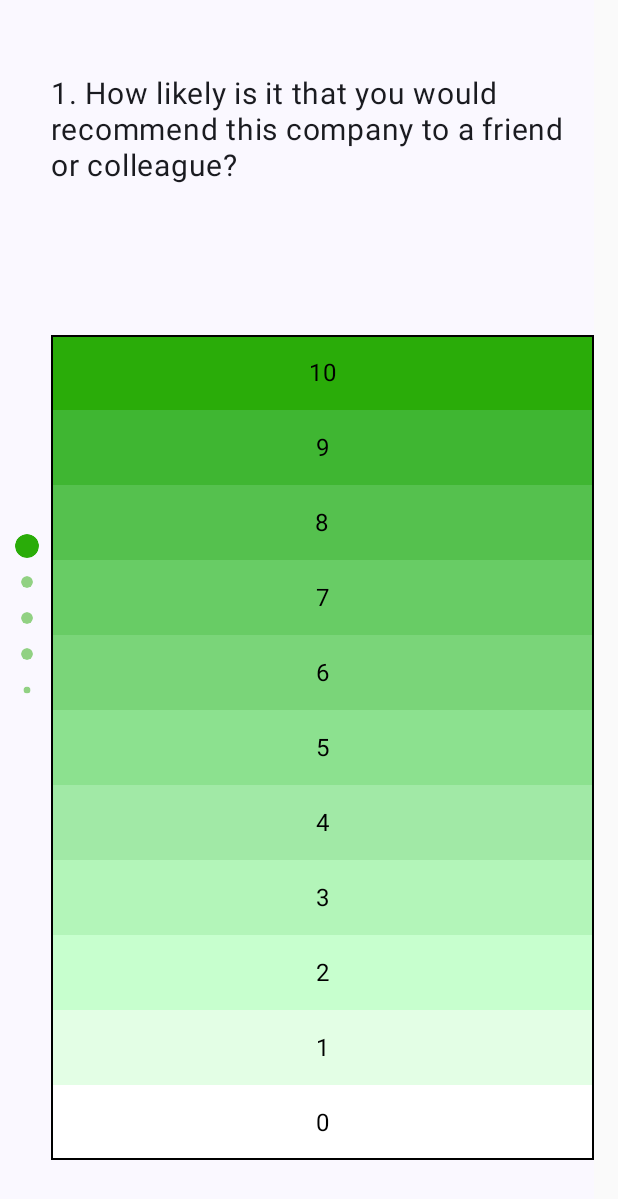
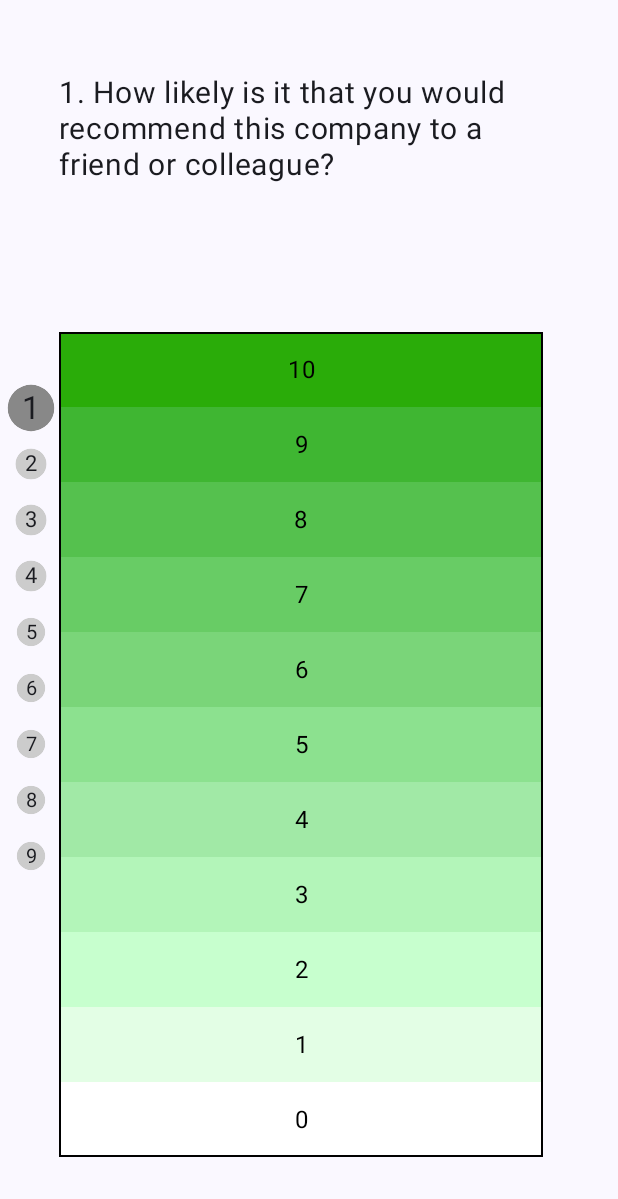
Before and after one commit to idebasishbose/MobileSurvey, an Android app built with Jetpack Compose: the screen it shows after launch (MainActivity), on a phone screen of 412 x 824 dp. Shown: the top 1199 px of the screen. Run offline under Robolectric (Android 15) with nearby library versions, the phone set to English and light mode, and no system bars.

Commit message:
Working version, 08-03-2024

```diff
--- a/app/src/main/java/com/mobile/survey/MainActivity.kt
+++ b/app/src/main/java/com/mobile/survey/MainActivity.kt
@@ -4,34 +4,17 @@ import android.os.Bundle
 import androidx.activity.ComponentActivity
 import androidx.activity.compose.setContent
 import androidx.compose.foundation.ExperimentalFoundationApi
-import androidx.compose.foundation.layout.Box
-import androidx.compose.foundation.layout.Row
-import androidx.compose.foundation.layout.Spacer
 import androidx.compose.foundation.layout.fillMaxSize
-import androidx.compose.foundation.layout.padding
-import androidx.compose.foundation.layout.width
-import androidx.compose.foundation.layout.wrapContentHeight
-import androidx.compose.foundation.pager.PageSize
-import androidx.compose.foundation.pager.VerticalPager
-import androidx.compose.foundation.pager.rememberPagerState
 import androidx.compose.material3.MaterialTheme
 import androidx.compose.material3.Surface
 import androidx.compose.runtime.Composable
-import androidx.compose.ui.Alignment
 import androidx.compose.ui.Modifier
 import androidx.compose.ui.tooling.preview.Preview
-import androidx.compose.ui.unit.dp
-import com.mobile.survey.surveypage.IndicatorOrientation
-import com.mobile.survey.surveypage.PagerIndicator
-import com.mobile.survey.surveypage.SurveyPage
-import com.mobile.survey.surveypage.model.ScaleType
-import com.mobile.survey.surveypage.model.SurveyPageState
-import com.mobile.survey.surveypage.model.SurveyPagesState
-import com.mobile.survey.surveypage.model.positiveList
-import com.mobile.survey.surveypage.model.surveyPagesState
+import com.mobile.survey.surveypage.SurveyPageView
 import com.mobile.survey.ui.theme.MobileSurveyTheme
 
 class MainActivity : ComponentActivity() {
+    @OptIn(ExperimentalFoundationApi::class)
     override fun onCreate(savedInstanceState: Bundle?) {
         super.onCreate(savedInstanceState)
         setContent {
@@ -39,53 +22,16 @@ class MainActivity : ComponentActivity() {
                 // A surface container using the 'background' color from the theme
                 Surface(
                     modifier = Modifier
-                        .fillMaxSize()
-                        .padding(end = 16.dp),
+                        .fillMaxSize(),
                     color = MaterialTheme.colorScheme.background
                 ) {
-
-                    Row(
-                        modifier = Modifier.fillMaxSize(),
-                        verticalAlignment = Alignment.CenterVertically
-                    ) {
-                        SurveyPagesCarousel(surveyPagesCarouselState = surveyPagesState())
-                    }
+                    SurveyPageView()
                 }
             }
         }
     }
-}
-
-@OptIn(ExperimentalFoundationApi::class)
-@Composable
-fun SurveyPagesCarousel(surveyPagesCarouselState: SurveyPagesState) {
-    val pageCount = surveyPagesCarouselState.surveyPagesState.size
-
-    val pagerState = rememberPagerState(initialPage = 0, pageCount = { pageCount })
-
-    Spacer(modifier = Modifier.width(10.dp))
-    PagerIndicator(
-        pagerState = pagerState, orientation = IndicatorOrientation.Vertical
-    )
-
-    VerticalPager(
-        pageSize = PageSize.Fill,
-        state = pagerState,
-    ) { page ->
-
-        Box(
-            Modifier
-                .wrapContentHeight()
-        ) {
 
 
-            SurveyPage(
-                enableColor = surveyPagesCarouselState.enableColor,
-                surveyPageState = surveyPagesCarouselState.surveyPagesState[page]
-            )
-
-        }
-    }
 }
 
 
@@ -93,10 +39,6 @@ fun SurveyPagesCarousel(surveyPagesCarouselState: SurveyPagesState) {
 @Composable
 fun SurveyPagesPreview() {
     MobileSurveyTheme {
-        SurveyPage(
-            enableColor = true, surveyPageState = SurveyPageState(
-                options = positiveList(), textVisible = true, scaleType = ScaleType.POSITIVE
-            )
-        )
+        SurveyPageView()
     }
 }
--- a/app/src/main/java/com/mobile/survey/surveypage/SurveyPageComposable.kt
+++ b/app/src/main/java/com/mobile/survey/surveypage/SurveyPageComposable.kt
@@ -1,7 +1,5 @@
 package com.mobile.survey.surveypage
 
-import android.graphics.ColorMatrix
-import android.graphics.ColorMatrixColorFilter
 import androidx.compose.animation.core.animateFloatAsState
 import androidx.compose.foundation.background
 import androidx.compose.foundation.border
@@ -10,9 +8,12 @@ import androidx.compose.foundation.interaction.MutableInteractionSource
 import androidx.compose.foundation.layout.Arrangement
 import androidx.compose.foundation.layout.Box
 import androidx.compose.foundation.layout.Column
+import androidx.compose.foundation.layout.Spacer
 import androidx.compose.foundation.layout.fillMaxSize
 import androidx.compose.foundation.layout.fillMaxWidth
 import androidx.compose.foundation.layout.height
+import androidx.compose.foundation.layout.heightIn
+import androidx.compose.foundation.layout.padding
 import androidx.compose.foundation.layout.widthIn
 import androidx.compose.foundation.lazy.LazyColumn
 import androidx.compose.foundation.lazy.LazyRow
@@ -46,16 +47,19 @@ fun SurveyPage(
     modifier: Modifier = Modifier
 ) {
 
-
     Column(
-        modifier = modifier.fillMaxSize(),
-        verticalArrangement = Arrangement.SpaceAround
+        modifier = modifier
+            .fillMaxSize()
+            .padding(end = 50.dp),
+        verticalArrangement = Arrangement.Top,
     ) {
 
+        Spacer(modifier = Modifier.height(height = 50.dp))
         Text(
             text = surveyPageState.question,
             style = MaterialTheme.typography.bodyLarge.copy(fontSize = 20.sp)
         )
+        Spacer(modifier = Modifier.height(height = 100.dp))
         OptionList(
             enableColor = enableColor,
             surveyPageState = surveyPageState,
@@ -91,7 +95,6 @@ fun OptionList(
         }
     } else {
         LazyRow(modifier = modifier) {
-
             val newOption = surveyPageState.options.reversed()
             items(newOption.size) { index ->
                 val option = newOption[index]
@@ -122,16 +125,12 @@ fun OptionItem(
     val zoomFactor by animateFloatAsState(targetValue = if (isSelected) 1.3f else 1f, label = "")
 
     val color = if (enableColor) option.color else R.color.white
-// Create a ColorMatrixColorFilter with the ColorMatrix
-    val colorMatrix = remember { ColorMatrix().apply { setSaturation(0f) } } // Desaturate the image
-
-    val colorFilter = remember { ColorMatrixColorFilter(colorMatrix) }
 
 
     Box(
         modifier = Modifier
-            .fillMaxWidth()
-            .height(50.dp)
+            .fillMaxSize()
+            .heightIn(min = 50.dp, max = 70.dp)
             .widthIn(min = 20.dp, max = 30.dp)
             .background(color = colorResource(id = color))
             .border(width = 2.dp, color = borderColor)
@@ -142,6 +141,7 @@ fun OptionItem(
         contentAlignment = Alignment.Center
     ) {
         if (!surveyPageState.textVisible) return
+
         RadioText(
             option = option,
             scaleType = scaleType
--- /dev/null
+++ b/app/src/main/java/com/mobile/survey/surveypage/SurveyPageView.kt
@@ -0,0 +1,105 @@
+package com.mobile.survey.surveypage
+
+import androidx.compose.foundation.ExperimentalFoundationApi
+import androidx.compose.foundation.layout.Box
+import androidx.compose.foundation.layout.Row
+import androidx.compose.foundation.layout.Spacer
+import androidx.compose.foundation.layout.fillMaxSize
+import androidx.compose.foundation.layout.width
+import androidx.compose.foundation.layout.wrapContentHeight
+import androidx.compose.foundation.pager.PageSize
+import androidx.compose.foundation.pager.PagerState
+import androidx.compose.foundation.pager.VerticalPager
+import androidx.compose.foundation.pager.rememberPagerState
+import androidx.compose.runtime.Composable
+import androidx.compose.runtime.rememberCoroutineScope
+import androidx.compose.ui.Alignment
+import androidx.compose.ui.Modifier
+import androidx.compose.ui.tooling.preview.Preview
+import androidx.compose.ui.unit.dp
+import com.mobile.survey.surveypage.composables.IndicatorOrientation
+import com.mobile.survey.surveypage.composables.PagerIndicator
+import com.mobile.survey.surveypage.model.SurveyPagesState
+import com.mobile.survey.surveypage.model.surveyPagesState
+import kotlinx.coroutines.launch
+
+@Composable
+@OptIn(ExperimentalFoundationApi::class)
+fun SurveyPageView(modifier: Modifier = Modifier) {
+
+    Row(
+        modifier = modifier.fillMaxSize(),
+        verticalAlignment = Alignment.CenterVertically
+    ) {
+        val surveyPagesCarouselState = surveyPagesState()
+        val pageCount = surveyPagesCarouselState.surveyPagesState.size
+
+        val pagerState =
+            rememberPagerState(initialPage = 0, pageCount = { pageCount })
+        val coroutineScope = rememberCoroutineScope()
+
+        Spacer(modifier = Modifier.width(10.dp))
+
+        PagerIndicator(
+            pagerState = pagerState,
+            orientation = IndicatorOrientation.Vertical,
+            onClick = { index ->
+                // Handle click event, for example, scroll to the page at the clicked index
+                coroutineScope.launch {
+                    pagerState.animateScrollToPage(index)
+                }
+            }
+        )
+
+        SurveyPagesCarousel(
+            surveyPagesCarouselState = surveyPagesCarouselState,
+            pagerState = pagerState
+        )
+    }
+
+}
+
+
+
+@OptIn(ExperimentalFoundationApi::class)
+@Composable
+fun SurveyPagesCarousel(
+    surveyPagesCarouselState: SurveyPagesState,
+    pagerState: PagerState,
+    modifier: Modifier = Modifier
+) {
+
+    VerticalPager(
+        pageSize = PageSize.Fill,
+        state = pagerState,
+    ) { page ->
+
+        Box(
+            modifier
+                .wrapContentHeight()
+        ) {
+
+            SurveyPage(
+                enableColor = surveyPagesCarouselState.enableColor,
+                surveyPageState = surveyPagesCarouselState.surveyPagesState[page],
+                modifier
+            )
+
+        }
+    }
+}
+
+@OptIn(ExperimentalFoundationApi::class)
+@Preview(showBackground = true)
+@Composable
+fun PreviewSurveyPage() {
+    val pagerState = rememberPagerState(
+        initialPage = 0,
+        initialPageOffsetFraction = 0f
+    ) {
+        1
+    }
+    SurveyPagesCarousel(
+        surveyPagesCarouselState = surveyPagesState(), pagerState = pagerState
+    )
+}
--- a/app/src/main/java/com/mobile/survey/surveypage/PagerIndicatorComposable.kt
+++ b/app/src/main/java/com/mobile/survey/surveypage/composables/PagerIndicatorComposable.kt
@@ -1,4 +1,4 @@
-package com.mobile.survey.surveypage
+package com.mobile.survey.surveypage.composables
 
 import androidx.compose.foundation.ExperimentalFoundationApi
 import androidx.compose.foundation.background
@@ -9,28 +9,32 @@ import androidx.compose.foundation.layout.PaddingValues
 import androidx.compose.foundation.layout.height
 import androidx.compose.foundation.layout.size
 import androidx.compose.foundation.layout.width
+import androidx.compose.foundation.layout.wrapContentHeight
 import androidx.compose.foundation.lazy.LazyColumn
 import androidx.compose.foundation.lazy.LazyListScope
 import androidx.compose.foundation.lazy.LazyRow
 import androidx.compose.foundation.lazy.rememberLazyListState
 import androidx.compose.foundation.pager.PagerState
 import androidx.compose.foundation.shape.CircleShape
+import androidx.compose.material3.MaterialTheme.typography
+import androidx.compose.material3.Text
 import androidx.compose.runtime.Composable
 import androidx.compose.runtime.LaunchedEffect
 import androidx.compose.runtime.derivedStateOf
 import androidx.compose.runtime.getValue
 import androidx.compose.runtime.remember
+import androidx.compose.ui.Alignment
 import androidx.compose.ui.Modifier
 import androidx.compose.ui.draw.clip
 import androidx.compose.ui.graphics.Color
 import androidx.compose.ui.graphics.Shape
 import androidx.compose.ui.graphics.graphicsLayer
 import androidx.compose.ui.platform.LocalDensity
-import androidx.compose.ui.res.colorResource
+import androidx.compose.ui.text.style.TextAlign
 import androidx.compose.ui.unit.Dp
 import androidx.compose.ui.unit.dp
-import com.mobile.survey.R
 import kotlin.math.absoluteValue
+
 
 @OptIn(ExperimentalFoundationApi::class)
 @Composable
@@ -38,20 +42,21 @@ fun PagerIndicator(
     modifier: Modifier = Modifier,
     pagerState: PagerState,
     indicatorCount: Int = 5,
-    indicatorSize: Dp = 16.dp,
+    indicatorSize: Dp = 17.dp,
     indicatorShape: Shape = CircleShape,
-    space: Dp = 8.dp,
-    activeColor: Color = colorResource(id = R.color.green10),
-    inActiveColor: Color = colorResource(id = R.color.green10)
-        .copy(alpha = 0.5f),
+    space: Dp = 20.dp,
+    activeColor: Color = Color.Gray,
+    inActiveColor: Color = Color.LightGray,
     orientation: IndicatorOrientation = IndicatorOrientation.Horizontal,
     onClick: ((Int) -> Unit)? = null
 ) {
 
     val listState = rememberLazyListState()
 
-    val totalWidth: Dp = indicatorSize * indicatorCount + space * (indicatorCount - 1)
+    val itemCount = pagerState.pageCount
+    val totalWidth: Dp = indicatorSize * itemCount + space * (itemCount - 1)
     val widthInPx = LocalDensity.current.run { indicatorSize.toPx() }
+
 
     val currentItem by remember {
         derivedStateOf {
@@ -59,13 +64,12 @@ fun PagerIndicator(
         }
     }
 
-    val itemCount = pagerState.pageCount
 
     LaunchedEffect(key1 = currentItem) {
         val viewportSize = listState.layoutInfo.viewportSize
         if (orientation == IndicatorOrientation.Horizontal) {
             listState.animateScrollToItem(
-                currentItem- (widthInPx / 2 - viewportSize.width / 2).toInt()
+                currentItem - (widthInPx / 2 - viewportSize.width / 2).toInt()
             )
         } else {
             listState.animateScrollToItem(
@@ -79,7 +83,7 @@ fun PagerIndicator(
         LazyRow(
             modifier = modifier.width(totalWidth),
             state = listState,
-            contentPadding = PaddingValues(vertical = space),
+            contentPadding = PaddingValues(start = 5.dp, end = space, top = space, bottom = space),
             horizontalArrangement = Arrangement.spacedBy(space),
             userScrollEnabled = false
         ) {
@@ -95,10 +99,11 @@ fun PagerIndicator(
             )
         }
     } else {
+
         LazyColumn(
-            modifier = modifier.height(totalWidth),
+            modifier = modifier.height(totalWidth + 25.dp),
             state = listState,
-            contentPadding = PaddingValues(end = space),
+            contentPadding = PaddingValues(start = 2.dp, end = 10.dp, top = space, bottom = space),
             verticalArrangement = Arrangement.spacedBy(space),
             userScrollEnabled = false
         ) {
@@ -152,15 +157,14 @@ private fun LazyListScope.indicatorItems(
         Box(modifier = Modifier
             .graphicsLayer {
                 val scale = if (isSelected) {
-                    1f
+                    1.8f
                 } else if (isLeftEdgeItem || isRightEdgeItem) {
-                    .3f
+                    1.1f
                 } else {
-                    .5f
+                    1.2f
                 }
                 scaleX = scale
                 scaleY = scale
-
             }
 
             .clip(indicatorShape)
@@ -172,7 +176,14 @@ private fun LazyListScope.indicatorItems(
                 Modifier.clickable {
                     onClick.invoke(index)
                 }
-            } else Modifier))
+            } else Modifier), contentAlignment = Alignment.Center) {
+            Text(
+                text = (index + 1).toString(),
+                textAlign = TextAlign.Center,
+                style = typography.bodySmall,
+                modifier = Modifier.wrapContentHeight(Alignment.CenterVertically)
+            )
+        }
     }
 }
 
--- a/app/src/main/java/com/mobile/survey/surveypage/model/SurveyPagePreviewHelper.kt
+++ b/app/src/main/java/com/mobile/survey/surveypage/model/SurveyPagePreviewHelper.kt
@@ -12,46 +12,52 @@ fun surveyPagesState() = SurveyPagesState(
             textVisible = true,
             verticalSurvey = true
         ), SurveyPageState(
-            question = "2. Overall, how satisfied or dissatisfied are you with our company?",
+            question = "2. Overall, how dissatisfied did you get with the last service?",
+            options = negativeList(),
+            scaleType = ScaleType.POSITIVE,
+            textVisible = true,
+            verticalSurvey = true
+        ), SurveyPageState(
+            question = "3. Overall, how satisfied or dissatisfied are you with our company?",
             options = mixedList2(),
             scaleType = ScaleType.NEUTRAL,
             textVisible = true,
             verticalSurvey = true
         ), SurveyPageState(
-            question = "3. How well do our products meet your needs?",
+            question = "4. How well do our products meet your needs?",
             options = mixedList3(),
             scaleType = ScaleType.NEUTRAL,
             textVisible = true,
             verticalSurvey = true
         ), SurveyPageState(
-            question = "4. How would you rate the quality of the product?",
+            question = "5. How would you rate the quality of the product?",
             options = mixedList4(),
             scaleType = ScaleType.NEUTRAL,
             textVisible = true,
             verticalSurvey = true
         ), SurveyPageState(
-            question = "5. How would you rate the value for money of the product?",
+            question = "6. How would you rate the value for money of the product?",
             options = mixedList5(),
             scaleType = ScaleType.NEUTRAL,
             textVisible = true,
             verticalSurvey = true
         ),
         SurveyPageState(
-            question = "6. How responsive have we been to your questions about our services?",
+            question = "7. How responsive have we been to your questions about our services?",
             options = mixedList6(),
             scaleType = ScaleType.NEUTRAL,
             textVisible = true,
             verticalSurvey = true
         ),
         SurveyPageState(
-            question = "7. How likely are you to purchase any of our products again?",
+            question = "8. How likely are you to purchase any of our products again?",
             options = mixedList1(),
             scaleType = ScaleType.NEUTRAL,
             textVisible = true,
             verticalSurvey = true
         ),
         SurveyPageState(
-            question = "8. How likely are you  to repeat your purchase?",
+            question = "9. How likely are you  to repeat your purchase?",
             options = positiveList(),
             scaleType = ScaleType.POSITIVE,
             textVisible = true,
```
Also changed, not shown: app/src/main/java/com/mobile/survey/surveypage/composables/RevealDotIndicator2.kt (added, +63 -0 lines), app/src/main/java/com/mobile/survey/surveypage/composables/VerticalWormIndicatorComposable.kt (added, +98 -0 lines).
